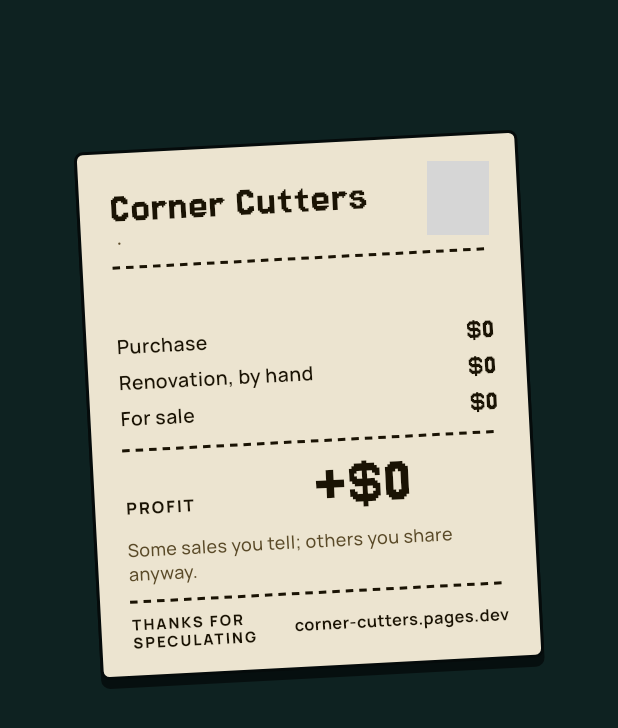
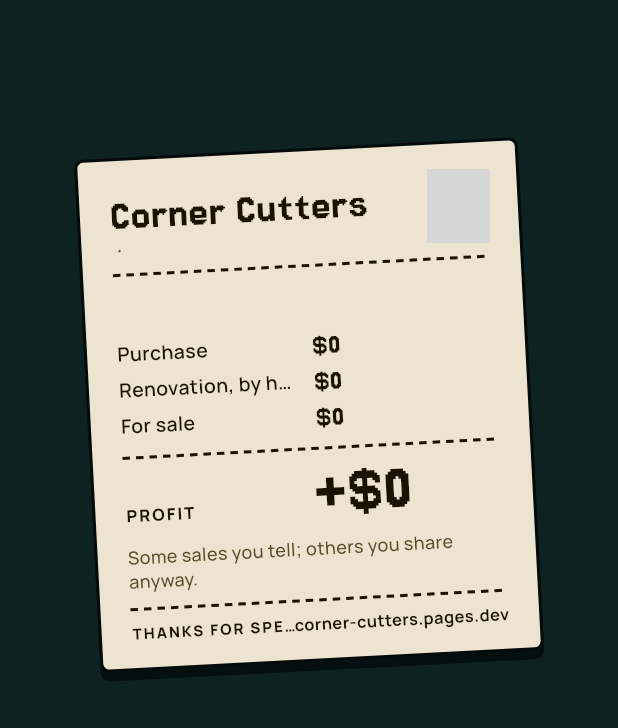
Before and after one commit to isaacruiiiz/corner-cutters, a Flutter app: the ReciboVenta widget shown alone on an empty page, opened directly with empty values, on a phone screen of 412 x 824 dp. Shown: the top 728 px of the screen. Run offline on Flutter 3.47's test engine with Material 3 defaults, Android fonts, the phone set to English and light mode, and no system bars; our stand-ins replace audioplayers, flutter_local_notifications, flutter_riverpod, google_mobile_ads, in_app_purchase, in_app_review and 4 more; accounts and stored records are empty; network calls fail; grey boxes are pictures that could not be loaded.

Commit message:
Recibo: el papel se encoge si algo no cabe
Co-Authored-By: Claude Opus 5.5 <noreply@anthropic.com>
Claude-Session: https://claude.ai/code/session_011d1JRPtrhW2f8X2JDEmF1L

```diff
--- a/lib/ui/widgets/recibo.dart
+++ b/lib/ui/widgets/recibo.dart
@@ -61,8 +61,9 @@ class ReciboVenta extends StatelessWidget {
     final cap = Ht.cap.copyWith(color: Hc.paperMut, fontSize: 10);
     final web = Uri.tryParse(AppConfig.current.webUrl)?.host ?? '';
     Widget linea(String concepto, String cifra) => Row(children: [
-          Expanded(child: Text(concepto, style: fila)),
-          Text(cifra, style: num),
+          Expanded(child: Text(concepto, style: fila, maxLines: 1, overflow: TextOverflow.ellipsis)),
+          const SizedBox(width: 8),
+          Flexible(child: FittedBox(fit: BoxFit.scaleDown, alignment: Alignment.centerRight, child: Text(cifra, style: num))),
         ]);
 
     return SizedBox(
@@ -70,7 +71,11 @@ class ReciboVenta extends StatelessWidget {
       height: _alto,
       child: ColoredBox(
         color: Hc.bg,
-        child: Center(
+        // Si algo no cabe (cifras enormes, direcciones largas), el papel entero se encoge.
+        child: Padding(
+          padding: const EdgeInsets.all(28),
+          child: FittedBox(
+          fit: BoxFit.scaleDown,
           child: Transform.rotate(
             angle: -3 * 3.14159265 / 180,
             child: Container(
@@ -98,7 +103,7 @@ class ReciboVenta extends StatelessWidget {
                 const SizedBox(height: 10),
                 const _Corte(),
                 const SizedBox(height: 10),
-                Text(v.direccion, style: Ht.h2.copyWith(color: Hc.onPaper, fontSize: 22, height: 1), maxLines: 2),
+                Text(v.direccion, style: Ht.h2.copyWith(color: Hc.onPaper, fontSize: 22, height: 1), maxLines: 2, overflow: TextOverflow.ellipsis),
                 const SizedBox(height: 10),
                 linea('Compra', money(-v.compra)),
                 const SizedBox(height: 4),
@@ -123,12 +128,13 @@ class ReciboVenta extends StatelessWidget {
                 const _Corte(),
                 const SizedBox(height: 8),
                 Row(children: [
-                  Expanded(child: Text('GRACIAS POR ESPECULAR', style: cap.copyWith(color: Hc.onPaper))),
+                  Expanded(child: Text('GRACIAS POR ESPECULAR', style: cap.copyWith(color: Hc.onPaper), maxLines: 1, overflow: TextOverflow.ellipsis)),
                   if (web.isNotEmpty) Text(web, style: Ht.mini.copyWith(color: Hc.onPaper, fontWeight: FontWeight.w700)),
                 ]),
               ]),
             ),
           ),
+        ),
         ),
       ),
     );
```
